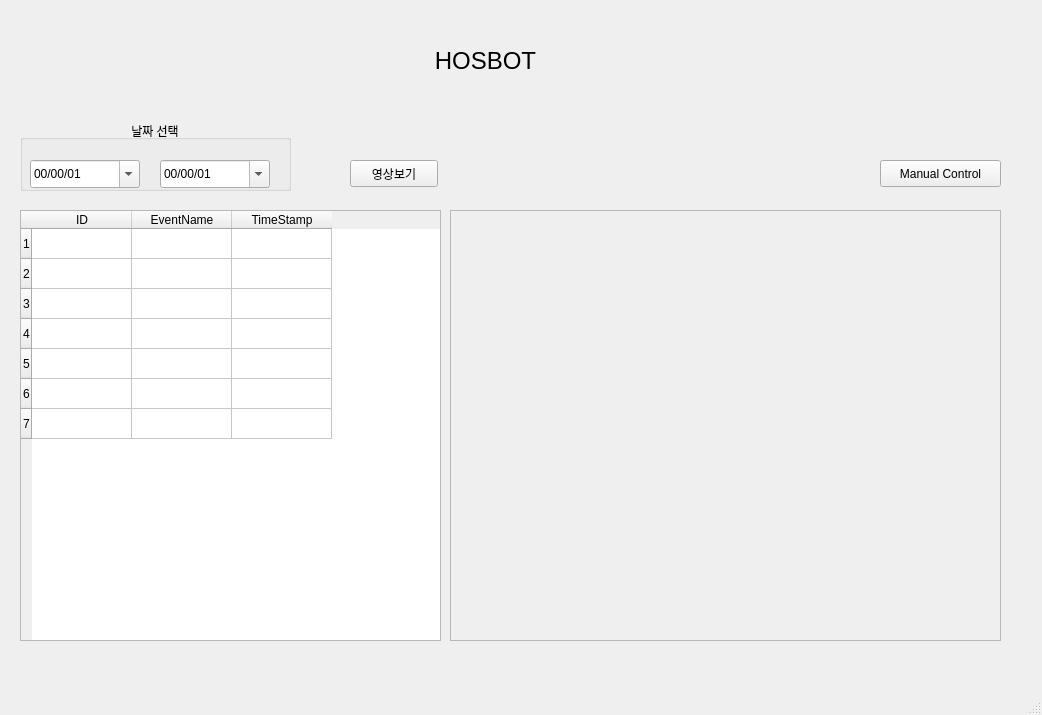
Before: the Qt Designer form src/admin_pc/main_gui.ui in addinedu-ros-8th/deeplearning-repo-2, drawn with Qt 5.
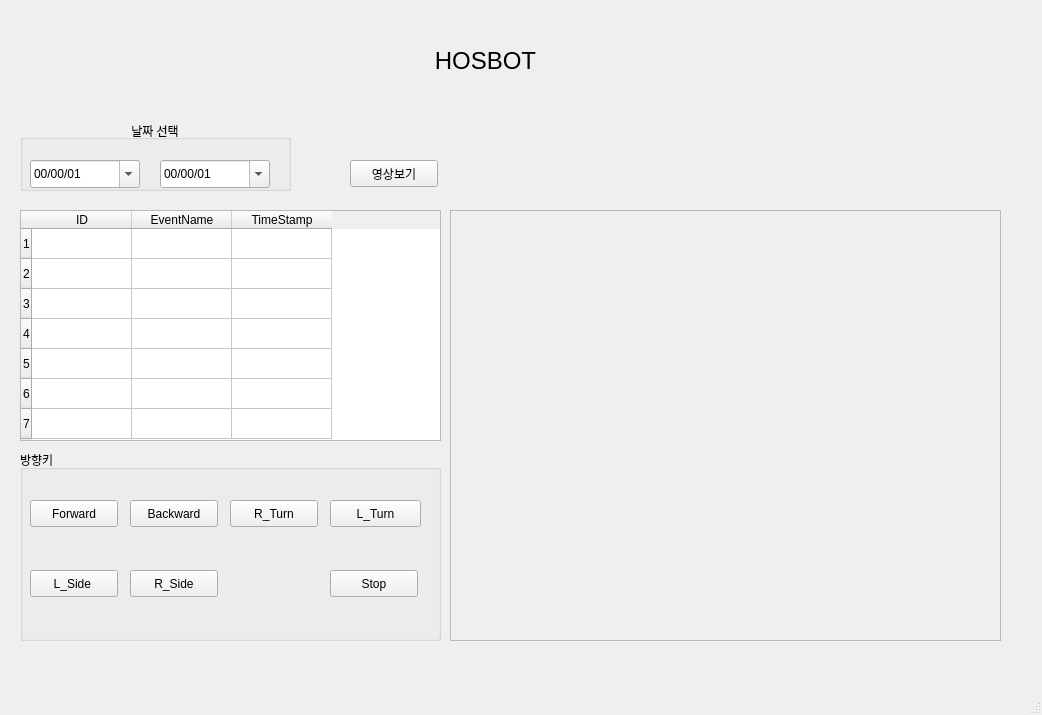
After: the same form once the commit is applied.

Commit message: editing main_gui.ui for adding manual control

Diff of the .ui file:
```diff
--- a/src/admin_pc/main_gui.ui
+++ b/src/admin_pc/main_gui.ui
@@ -20,7 +20,7 @@
       <x>20</x>
       <y>210</y>
       <width>421</width>
-      <height>431</height>
+      <height>231</height>
      </rect>
     </property>
     <row>
@@ -172,18 +172,109 @@
      <set>Qt::AlignCenter</set>
     </property>
    </widget>
-   <widget class="QPushButton" name="manualcontrol_btn">
+   <widget class="QGroupBox" name="groupBox_2">
     <property name="geometry">
      <rect>
-      <x>880</x>
-      <y>160</y>
-      <width>121</width>
-      <height>27</height>
+      <x>20</x>
+      <y>450</y>
+      <width>421</width>
+      <height>191</height>
      </rect>
     </property>
-    <property name="text">
-     <string>Manual Control</string>
+    <property name="title">
+     <string>방향키</string>
     </property>
+    <widget class="QPushButton" name="pushButton">
+     <property name="geometry">
+      <rect>
+       <x>10</x>
+       <y>50</y>
+       <width>88</width>
+       <height>27</height>
+      </rect>
+     </property>
+     <property name="text">
+      <string>Forward</string>
+     </property>
+    </widget>
+    <widget class="QPushButton" name="pushButton_4">
+     <property name="geometry">
+      <rect>
+       <x>10</x>
+       <y>120</y>
+       <width>88</width>
+       <height>27</height>
+      </rect>
+     </property>
+     <property name="text">
+      <string>L_Side </string>
+     </property>
+    </widget>
+    <widget class="QPushButton" name="pushButton_5">
+     <property name="geometry">
+      <rect>
+       <x>110</x>
+       <y>120</y>
+       <width>88</width>
+       <height>27</height>
+      </rect>
+     </property>
+     <property name="text">
+      <string>R_Side</string>
+     </property>
+    </widget>
+    <widget class="QPushButton" name="pushButton_6">
+     <property name="geometry">
+      <rect>
+       <x>110</x>
+       <y>50</y>
+       <width>88</width>
+       <height>27</height>
+      </rect>
+     </property>
+     <property name="text">
+      <string>Backward</string>
+     </property>
+    </widget>
+    <widget class="QPushButton" name="pushButton_7">
+     <property name="geometry">
+      <rect>
+       <x>310</x>
+       <y>120</y>
+       <width>88</width>
+       <height>27</height>
+      </rect>
+     </property>
+     <property name="text">
+      <string>Stop</string>
+     </property>
+    </widget>
+    <widget class="QPushButton" name="pushButton_8">
+     <property name="geometry">
+      <rect>
+       <x>310</x>
+       <y>50</y>
+       <width>91</width>
+       <height>27</height>
+      </rect>
+     </property>
+     <property name="text">
+      <string>L_Turn</string>
+     </property>
+    </widget>
+    <widget class="QPushButton" name="pushButton_9">
+     <property name="geometry">
+      <rect>
+       <x>210</x>
+       <y>50</y>
+       <width>88</width>
+       <height>27</height>
+      </rect>
+     </property>
+     <property name="text">
+      <string>R_Turn</string>
+     </property>
+    </widget>
    </widget>
   </widget>
   <widget class="QMenuBar" name="menubar">
```
